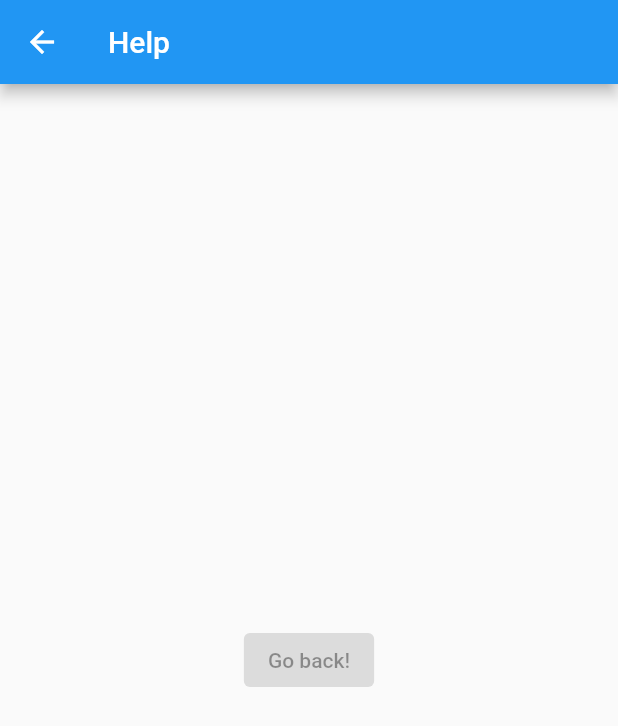
After one commit to elizabethrlemar/AndreHouse, a Flutter app: the MyHomePage screen opened directly, after a tap on the "help" icon, on a phone screen of 412 x 824 dp. The commit adds this screen. Shown: the top 726 px of the screen. Run offline on Flutter 3.47's test engine with Material 2 defaults, Android fonts, the phone set to English and light mode, and no system bars.

Commit message:
Added help page

```diff
--- a/lib/GuestPages/guest_homepage.dart
+++ b/lib/GuestPages/guest_homepage.dart
@@ -1,6 +1,7 @@
 import 'package:flutter/material.dart';
 import 'guest_shower.dart';
 import 'guest_clothing.dart';
+import 'help_page.dart';
 
 class MyHomePage extends StatefulWidget {
   const MyHomePage({Key? key}) : super(key: key);
@@ -80,13 +81,17 @@ class _MyHomePageState extends State<MyHomePage> {
                       padding: const EdgeInsets.all(20),
                       alignment: Alignment.center,
                       child: Column(
-                        children: const <Widget>[
+                        children: <Widget>[
                           Expanded(
                             child: IconButton(
                               icon: Icon(Icons.help),
                               iconSize: 100,
                               color: Colors.red,
-                              onPressed: null,
+                              onPressed: (){
+                                Navigator.push(
+                                  context,
+                                  MaterialPageRoute(builder: (context) => const GuestHelpPage()),
+                                );}
                             ),),
                           Text(
                             'Help',
--- a/lib/guest_signup.dart
+++ b/lib/GuestPages/guest_signup.dart
@@ -92,7 +92,7 @@ class SignUpScreenState extends State<SignUpScreen> {
                     ),
                     Container(
                       width: 150,
-                      child: RaisedButto(
+                      child: RaisedButton(
                         //Raised Button
                         onPressed: () {
                           Navigator.of(context).push(MaterialPageRoute(
--- /dev/null
+++ b/lib/GuestPages/help_page.dart
@@ -0,0 +1,23 @@
+import 'package:flutter/material.dart';
+class GuestHelpPage extends StatefulWidget {
+  const GuestHelpPage({Key? key}) : super(key: key);
+  @override
+  _HelpState createState() => _HelpState();
+}
+
+class _HelpState extends State<GuestHelpPage> {
+  @override
+  Widget build(BuildContext context) {
+    return Scaffold(
+      appBar: AppBar(
+        title: const Text('Help'),
+      ),
+      body: Center(
+        child: ElevatedButton(
+          onPressed: null,
+          child: const Text('Go back!'),
+        ),
+      ),
+    );
+  }
+}
--- a/lib/login_page.dart
+++ b/lib/login_page.dart
@@ -1,4 +1,4 @@
-import 'package:andre_house/guest_signup.dart';
+import 'package:andre_house/GuestPages/guest_signup.dart';
 import 'package:flutter/material.dart';
 import 'package:andre_house/UI/input_field.dart';
 import 'package:andre_house/StaffPages/staff_homepage.dart';
--- a/lib/main.dart
+++ b/lib/main.dart
@@ -4,7 +4,7 @@ import 'package:andre_house/UI/input_field.dart';
 import 'package:andre_house/StaffPages/staff_homepage.dart';
 import 'package:andre_house/GuestPages/guest_homepage.dart';
 import 'login_page.dart';
-import 'guest_signup.dart';
+import 'GuestPages/guest_signup.dart';
 
 void main() async=> runApp(const MyApp());
 
```
